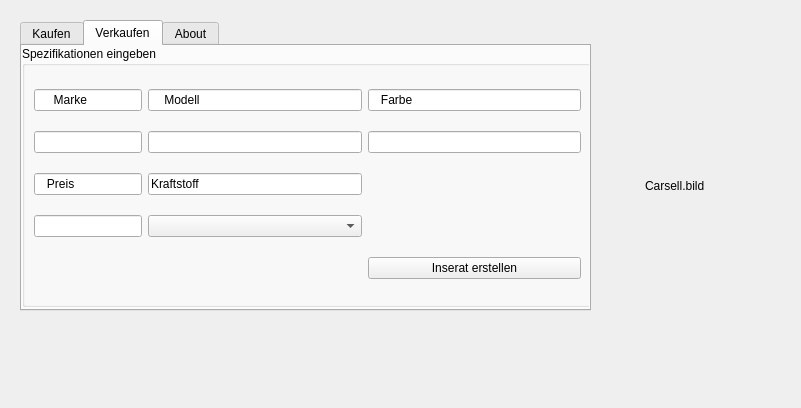
Before: the Qt Designer form dialog.ui in danieldir/carSell, drawn with Qt 5.
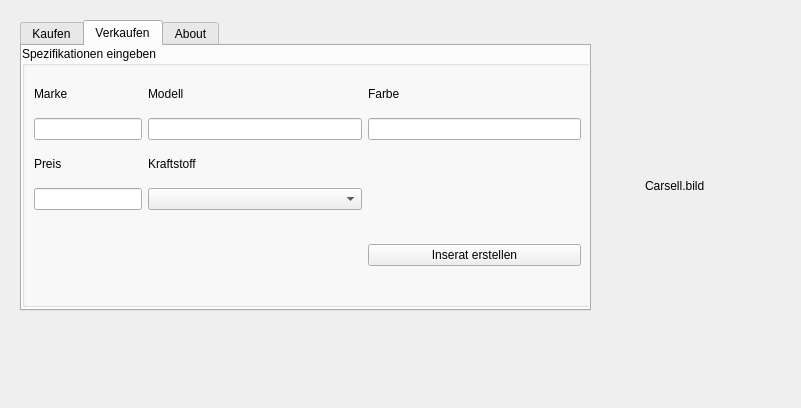
After: the same form once the commit is applied. The open tabs and pages were chosen to show the change.

Commit message: Suchen und erstellen funktioniert

What changed in the file:
```diff
--- a/dialog.ui
+++ b/dialog.ui
@@ -157,53 +157,6 @@
            </property>
           </widget>
          </item>
-         <item row="0" column="0" colspan="2">
-          <widget class="QLineEdit" name="lineEdit">
-           <property name="text">
-            <string>     Marke</string>
-           </property>
-           <property name="readOnly">
-            <bool>true</bool>
-           </property>
-          </widget>
-         </item>
-         <item row="0" column="2">
-          <widget class="QLineEdit" name="lineEdit_2">
-           <property name="text">
-            <string>    Modell</string>
-           </property>
-           <property name="readOnly">
-            <bool>true</bool>
-           </property>
-          </widget>
-         </item>
-         <item row="0" column="3">
-          <widget class="QLineEdit" name="lineEdit_6">
-           <property name="text">
-            <string>   Farbe</string>
-           </property>
-           <property name="readOnly">
-            <bool>true</bool>
-           </property>
-          </widget>
-         </item>
-         <item row="2" column="0" colspan="2">
-          <widget class="QLineEdit" name="lineEdit_3">
-           <property name="text">
-            <string>   Preis</string>
-           </property>
-           <property name="readOnly">
-            <bool>true</bool>
-           </property>
-          </widget>
-         </item>
-         <item row="5" column="3">
-          <widget class="QPushButton" name="erstellen">
-           <property name="text">
-            <string>Inserat erstellen</string>
-           </property>
-          </widget>
-         </item>
          <item row="1" column="3">
           <widget class="QLineEdit" name="lineFarbe">
            <property name="readOnly">
@@ -218,16 +171,6 @@
            </property>
           </widget>
          </item>
-         <item row="2" column="2">
-          <widget class="QLineEdit" name="Kraftstoff">
-           <property name="text">
-            <string>Kraftstoff</string>
-           </property>
-           <property name="readOnly">
-            <bool>true</bool>
-           </property>
-          </widget>
-         </item>
          <item row="3" column="2">
           <widget class="QComboBox" name="comboKraft"/>
          </item>
@@ -238,6 +181,48 @@
            </property>
           </widget>
          </item>
+         <item row="0" column="2">
+          <widget class="QLabel" name="label_3">
+           <property name="text">
+            <string>Modell</string>
+           </property>
+          </widget>
+         </item>
+         <item row="0" column="3">
+          <widget class="QLabel" name="label_4">
+           <property name="text">
+            <string>Farbe</string>
+           </property>
+          </widget>
+         </item>
+         <item row="2" column="0">
+          <widget class="QLabel" name="label_5">
+           <property name="text">
+            <string>Preis</string>
+           </property>
+          </widget>
+         </item>
+         <item row="2" column="2">
+          <widget class="QLabel" name="label_6">
+           <property name="text">
+            <string>Kraftstoff</string>
+           </property>
+          </widget>
+         </item>
+         <item row="4" column="3" rowspan="2">
+          <widget class="QPushButton" name="erstellen">
+           <property name="text">
+            <string>Inserat erstellen</string>
+           </property>
+          </widget>
+         </item>
+         <item row="0" column="0" colspan="2">
+          <widget class="QLabel" name="label_2">
+           <property name="text">
+            <string>Marke</string>
+           </property>
+          </widget>
+         </item>
         </layout>
        </widget>
       </item>
```
Left out of the diff: 77 changed lines with no effect on the pictures. The commit also changes 5 other files.
